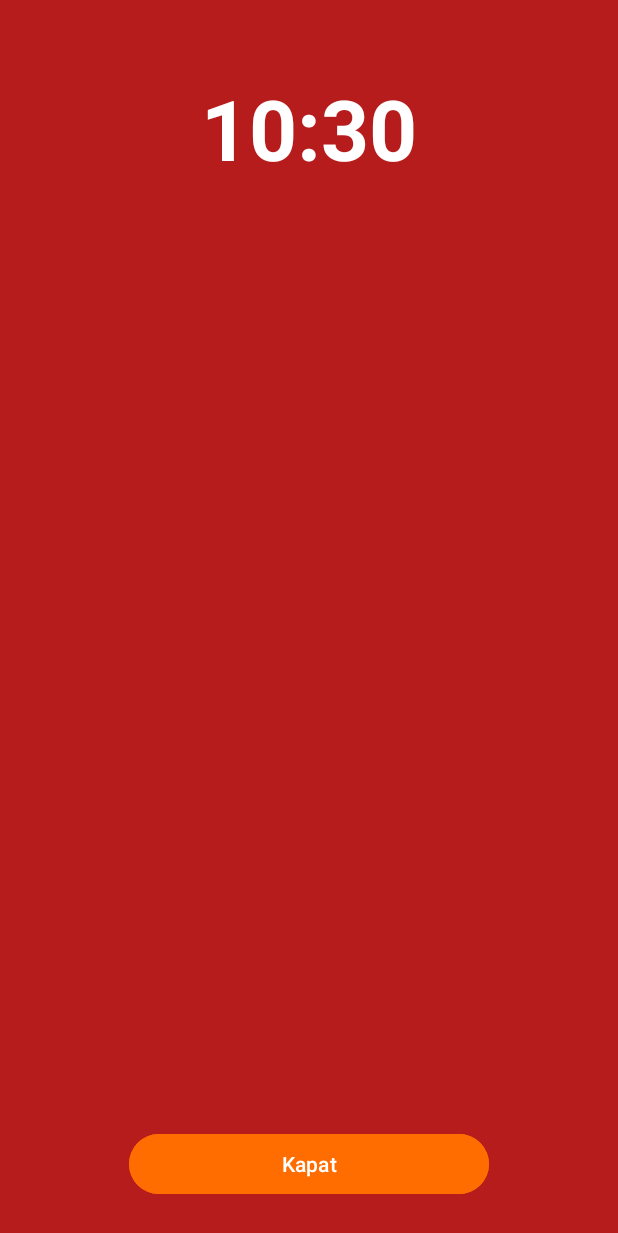
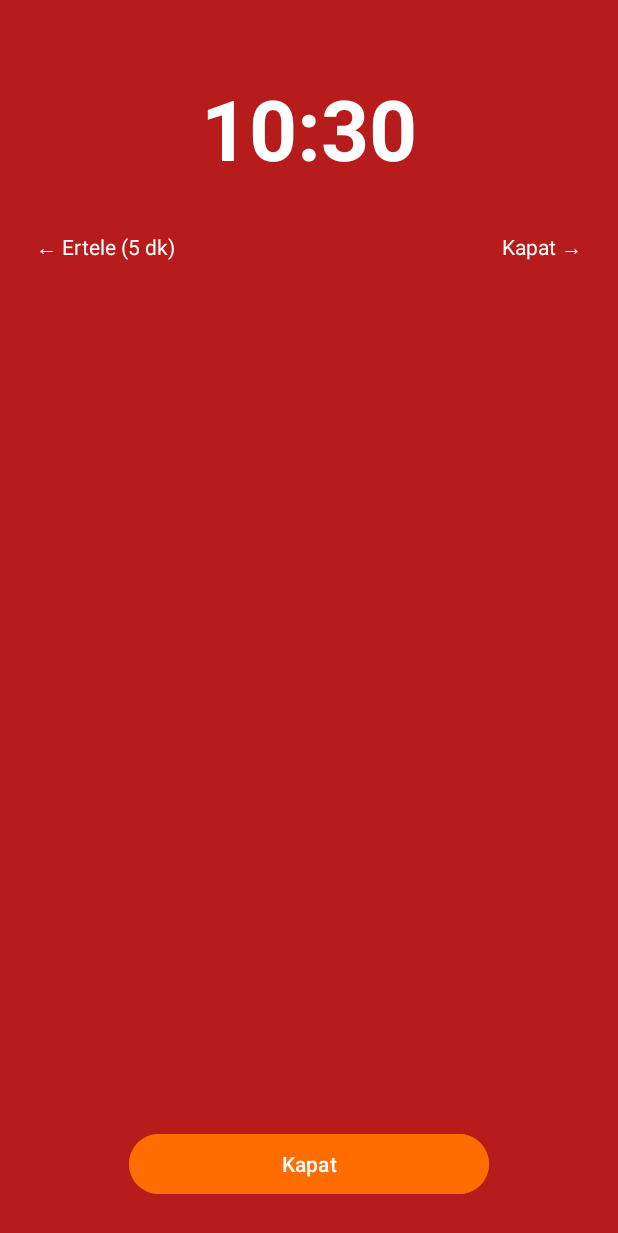
Before and after one commit to metehanyl/-alar-Saat-, an Android app: the AlarmRingActivity screen opened directly, with no data from a screen before it, on a phone screen of 412 x 824 dp. Shown: the top 1233 px of the screen. Run offline under Robolectric (Android 15) with nearby library versions, the phone set to English and light mode, and no system bars.

Commit message:
Alarm çalma ekranına sağa kaydırarak kapat, sola kaydırarak 5 dk ertele eklendi
Kilit ekranındayken alarm zaten doğrudan ekranın üzerinde tam ekran olarak
gösteriliyordu (full-screen intent). Artık bu ekranda sağa kaydırma alarmı
kapatıyor (PIN gerekiyorsa swipe ile kapatma engelleniyor, PIN girilmesi
gerekiyor), sola kaydırma ise alarmı 5 dakika sonraya erteliyor.

```diff
--- a/app/src/main/java/com/metehanyl/calarsaat/alarm/AlarmReceiver.kt
+++ b/app/src/main/java/com/metehanyl/calarsaat/alarm/AlarmReceiver.kt
@@ -18,6 +18,7 @@ class AlarmReceiver : BroadcastReceiver() {
         val soundId = intent.getIntExtra(EXTRA_ALARM_SOUND_ID, 0)
         val requirePin = intent.getBooleanExtra(EXTRA_ALARM_REQUIRE_PIN, false)
         val pinHash = intent.getStringExtra(EXTRA_ALARM_PIN_HASH)
+        val isSnooze = intent.getBooleanExtra(EXTRA_IS_SNOOZE, false)
         if (alarmId == -1) return
 
         val ringIntent = Intent(context, AlarmRingingService::class.java).apply {
@@ -28,6 +29,8 @@ class AlarmReceiver : BroadcastReceiver() {
             putExtra(EXTRA_ALARM_PIN_HASH, pinHash)
         }
         ContextCompat.startForegroundService(context, ringIntent)
+
+        if (isSnooze) return
 
         val pendingResult = goAsync()
         CoroutineScope(Dispatchers.IO).launch {
--- a/app/src/main/java/com/metehanyl/calarsaat/ui/AlarmRingActivity.kt
+++ b/app/src/main/java/com/metehanyl/calarsaat/ui/AlarmRingActivity.kt
@@ -2,17 +2,23 @@ package com.metehanyl.calarsaat.ui
 
 import android.os.Build
 import android.os.Bundle
+import android.view.GestureDetector
+import android.view.MotionEvent
 import android.view.WindowManager
 import androidx.activity.OnBackPressedCallback
 import androidx.appcompat.app.AppCompatActivity
 import com.metehanyl.calarsaat.R
 import com.metehanyl.calarsaat.alarm.AlarmRingingService
+import com.metehanyl.calarsaat.alarm.AlarmScheduler
+import com.metehanyl.calarsaat.alarm.EXTRA_ALARM_ID
 import com.metehanyl.calarsaat.alarm.EXTRA_ALARM_LABEL
 import com.metehanyl.calarsaat.alarm.EXTRA_ALARM_PIN_HASH
 import com.metehanyl.calarsaat.alarm.EXTRA_ALARM_REQUIRE_PIN
+import com.metehanyl.calarsaat.alarm.EXTRA_ALARM_SOUND_ID
 import com.metehanyl.calarsaat.data.PinHasher
 import com.metehanyl.calarsaat.databinding.ActivityAlarmRingBinding
 import java.util.Calendar
+import kotlin.math.abs
 
 class AlarmRingActivity : AppCompatActivity() {
 
@@ -20,6 +26,33 @@ class AlarmRingActivity : AppCompatActivity() {
     private val enteredPin = StringBuilder()
     private val maxPinLength = 6
     private var pinHash: String? = null
+    private var alarmId = -1
+    private var soundId = 0
+    private var requirePin = false
+
+    private val gestureDetector by lazy {
+        GestureDetector(this, object : GestureDetector.SimpleOnGestureListener() {
+            override fun onDown(e: MotionEvent): Boolean = true
+
+            override fun onFling(
+                e1: MotionEvent?,
+                e2: MotionEvent,
+                velocityX: Float,
+                velocityY: Float
+            ): Boolean {
+                if (e1 == null) return false
+                val deltaX = e2.x - e1.x
+                val deltaY = e2.y - e1.y
+                if (abs(deltaX) <= abs(deltaY) || abs(deltaX) < SWIPE_DISTANCE_THRESHOLD ||
+                    abs(velocityX) < SWIPE_VELOCITY_THRESHOLD
+                ) {
+                    return false
+                }
+                if (deltaX > 0) onSwipeRight() else onSwipeLeft()
+                return true
+            }
+        })
+    }
 
     override fun onCreate(savedInstanceState: Bundle?) {
         super.onCreate(savedInstanceState)
@@ -31,13 +64,16 @@ class AlarmRingActivity : AppCompatActivity() {
             override fun handleOnBackPressed() { /* block back press while ringing */ }
         })
 
+        alarmId = intent.getIntExtra(EXTRA_ALARM_ID, -1)
+        soundId = intent.getIntExtra(EXTRA_ALARM_SOUND_ID, 0)
+
         val label = intent.getStringExtra(EXTRA_ALARM_LABEL).orEmpty()
         binding.textRingLabel.text = label
         binding.textRingLabel.visibility =
             if (label.isBlank()) android.view.View.GONE else android.view.View.VISIBLE
         binding.textRingTime.text = currentTimeText()
 
-        val requirePin = intent.getBooleanExtra(EXTRA_ALARM_REQUIRE_PIN, false)
+        requirePin = intent.getBooleanExtra(EXTRA_ALARM_REQUIRE_PIN, false)
         pinHash = intent.getStringExtra(EXTRA_ALARM_PIN_HASH)
         if (requirePin && pinHash != null) {
             binding.layoutPinSection.visibility = android.view.View.VISIBLE
@@ -47,6 +83,13 @@ class AlarmRingActivity : AppCompatActivity() {
             binding.layoutPinSection.visibility = android.view.View.GONE
             binding.buttonDismissPlain.visibility = android.view.View.VISIBLE
             binding.buttonDismissPlain.setOnClickListener { dismissAlarm() }
+        }
+        binding.textSwipeDismissHint.visibility =
+            if (requirePin && pinHash != null) android.view.View.GONE else android.view.View.VISIBLE
+
+        binding.root.setOnTouchListener { _, event ->
+            gestureDetector.onTouchEvent(event)
+            true
         }
     }
 
@@ -118,8 +161,30 @@ class AlarmRingActivity : AppCompatActivity() {
         binding.textPinDots.text = "● ".repeat(enteredPin.length).trim()
     }
 
+    private fun onSwipeRight() {
+        if (!requirePin) dismissAlarm()
+    }
+
+    private fun onSwipeLeft() {
+        snoozeAlarm()
+    }
+
     private fun dismissAlarm() {
         AlarmRingingService.stop(this)
+        finish()
+    }
+
+    private fun snoozeAlarm() {
+        AlarmRingingService.stop(this)
+        if (alarmId != -1) {
+            AlarmScheduler(this).scheduleSnooze(
+                alarmId = alarmId,
+                label = intent.getStringExtra(EXTRA_ALARM_LABEL).orEmpty(),
+                soundId = soundId,
+                requirePin = requirePin,
+                pinHash = pinHash
+            )
+        }
         finish()
     }
 
@@ -129,4 +194,9 @@ class AlarmRingActivity : AppCompatActivity() {
             AlarmRingingService.stop(this)
         }
     }
+
+    companion object {
+        private const val SWIPE_DISTANCE_THRESHOLD = 120
+        private const val SWIPE_VELOCITY_THRESHOLD = 150
+    }
 }
--- a/app/src/main/res/layout/activity_alarm_ring.xml
+++ b/app/src/main/res/layout/activity_alarm_ring.xml
@@ -26,6 +26,35 @@
         android:textColor="@color/white"
         android:textSize="20sp"
         tools:text="İş" />
+
+    <LinearLayout
+        android:layout_width="match_parent"
+        android:layout_height="wrap_content"
+        android:layout_marginTop="32dp"
+        android:orientation="horizontal"
+        android:paddingStart="24dp"
+        android:paddingEnd="24dp">
+
+        <TextView
+            android:id="@+id/textSwipeSnoozeHint"
+            android:layout_width="0dp"
+            android:layout_height="wrap_content"
+            android:layout_weight="1"
+            android:gravity="start"
+            android:text="@string/ring_swipe_snooze_hint"
+            android:textColor="@color/white"
+            android:textSize="14sp" />
+
+        <TextView
+            android:id="@+id/textSwipeDismissHint"
+            android:layout_width="0dp"
+            android:layout_height="wrap_content"
+            android:layout_weight="1"
+            android:gravity="end"
+            android:text="@string/ring_swipe_dismiss_hint"
+            android:textColor="@color/white"
+            android:textSize="14sp" />
+    </LinearLayout>
 
     <Space
         android:layout_width="0dp"
--- a/app/src/main/res/values/strings.xml
+++ b/app/src/main/res/values/strings.xml
@@ -34,6 +34,8 @@
     <string name="ring_dismiss_hint">Kapatmak için PIN\'i girin</string>
     <string name="ring_pin_wrong">Yanlış PIN</string>
     <string name="ring_dismiss_button">Kapat</string>
+    <string name="ring_swipe_dismiss_hint">Kapat →</string>
+    <string name="ring_swipe_snooze_hint">← Ertele (5 dk)</string>
 
     <string name="melody_title">Alarm Melodisi</string>
     <string name="melody_classic">Klasik Çalar Saat</string>
```
Also changed, not shown: app/src/main/java/com/metehanyl/calarsaat/alarm/AlarmRingingService.kt (+9 -2 lines), app/src/main/java/com/metehanyl/calarsaat/alarm/AlarmScheduler.kt (+41 -0 lines).
